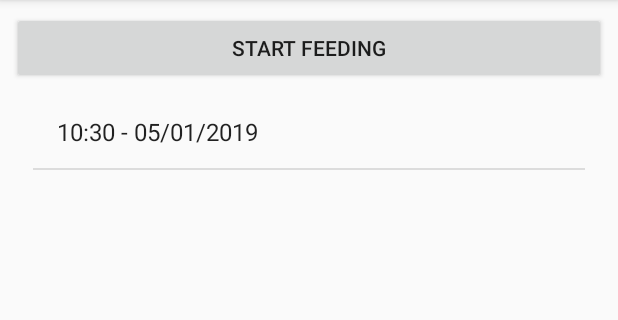
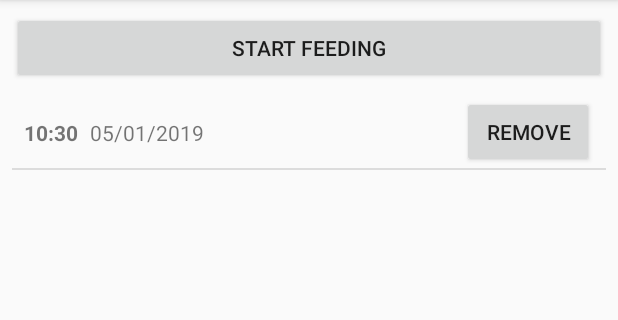
Before and after one commit to Mefteg/MumAssistant, an Android app: the screen it shows after launch (MainActivity), after a tap on "START FEEDING", on a phone screen of 412 x 824 dp, the part 84-404 px from its top. Run offline under Robolectric (Android 15) with nearby library versions, the phone set to English and light mode, and no system bars.

Commit message:
Improvement : - Create FeedingDataAdapter to fill the list. - Create a layout to display FeedingData. - Replace StringAdapter to FeedingDataAdapter. - Add a button to remove a FeedingData.

```diff
--- /dev/null
+++ b/app/src/main/java/com/ladybugriders/mumassistant/FeedingDataAdapter.java
@@ -0,0 +1,89 @@
+package com.ladybugriders.mumassistant;
+
+import android.app.AlertDialog;
+import android.content.Context;
+import android.content.DialogInterface;
+import android.view.LayoutInflater;
+import android.view.View;
+import android.view.ViewGroup;
+import android.widget.ArrayAdapter;
+import android.widget.Toast;
+
+import java.text.SimpleDateFormat;
+
+public class FeedingDataAdapter extends ArrayAdapter<FeedingData> {
+    private Main m_main;
+    private SimpleDateFormat m_timeFormat;
+    private SimpleDateFormat m_dateFormat;
+
+    public FeedingDataAdapter(Context context, Main main)
+    {
+        super(context, 0, main.getAssistantData().getFeedings());
+
+        m_main = main;
+
+        m_timeFormat = new SimpleDateFormat("HH:mm");
+        m_dateFormat = new SimpleDateFormat("dd/MM/yyyy");
+    }
+
+    @Override
+    public View getView(int position, View convertView, ViewGroup parent)
+    {
+        // If the view isn't loaded yet, do it.
+        if(convertView == null)
+        {
+            convertView = LayoutInflater.from(getContext()).inflate(R.layout.row_feeding_data, parent,  false);
+        }
+
+        FeedingDataViewHolder viewHolder = (FeedingDataViewHolder) convertView.getTag();
+        // Create the view holder if it has been done yet.
+        if(viewHolder == null)
+        {
+            viewHolder = new FeedingDataViewHolder();
+            viewHolder.timeText = convertView.findViewById(R.id.time_text);
+            viewHolder.dateText = convertView.findViewById(R.id.date_text);
+            viewHolder.removeButton = convertView.findViewById(R.id.remove_button);
+            convertView.setTag(viewHolder);
+        }
+
+        // Get feeding regarding given position.
+        final FeedingData feeding = getItem(position);
+
+        // Fill the view.
+        viewHolder.timeText.setText(m_timeFormat.format(feeding.getDate()));
+        viewHolder.dateText.setText(m_dateFormat.format(feeding.getDate()));
+        viewHolder.removeButton.setOnClickListener(CreateRemoveButtonListener(feeding));
+
+        return convertView;
+    }
+
+    private View.OnClickListener CreateRemoveButtonListener(final FeedingData feeding) {
+        return new View.OnClickListener() {
+            @Override
+            public void onClick(View v) {
+                AlertDialog.Builder alertDialogBuilder = new AlertDialog.Builder(getContext());
+                alertDialogBuilder.setMessage(R.string.remove_entry_message_feeding_alert_dialog);
+                alertDialogBuilder.setPositiveButton(R.string.ok_alert_dialog, new DialogInterface.OnClickListener() {
+                    @Override
+                    public void onClick(DialogInterface dialogInterface, int i) {
+                        remove(feeding);
+
+                        // Save the new data to the file.
+                        m_main.writeToFile(getContext());
+
+                        // Display a toast to inform that everything is ok.
+                        Toast.makeText(getContext(), R.string.removed_successfuly, Toast.LENGTH_SHORT).show();
+                    }
+                });
+                alertDialogBuilder.setNegativeButton(R.string.cancel_alert_dialog, new DialogInterface.OnClickListener() {
+                    @Override
+                    public void onClick(DialogInterface dialogInterface, int i) {
+                    }
+                });
+                alertDialogBuilder.create();
+                alertDialogBuilder.show();
+            }
+
+        };
+    }
+}
--- /dev/null
+++ b/app/src/main/java/com/ladybugriders/mumassistant/FeedingDataViewHolder.java
@@ -0,0 +1,10 @@
+package com.ladybugriders.mumassistant;
+
+import android.widget.Button;
+import android.widget.TextView;
+
+public class FeedingDataViewHolder {
+    public TextView timeText;
+    public TextView dateText;
+    public Button removeButton;
+}
--- a/app/src/main/java/com/ladybugriders/mumassistant/MainActivity.java
+++ b/app/src/main/java/com/ladybugriders/mumassistant/MainActivity.java
@@ -19,7 +19,7 @@ import java.util.List;
 public class MainActivity extends AppCompatActivity {
 
     private Main m_main = null;
-    private ArrayAdapter<String> m_adapter = null;
+    private FeedingDataAdapter m_adapter = null;
 
     @Override
     protected void onCreate(Bundle savedInstanceState) {
@@ -28,8 +28,7 @@ public class MainActivity extends AppCompatActivity {
         m_main = new Main();
         m_main.readFromFile(getBaseContext());
 
-        m_adapter = new ArrayAdapter<>(MainActivity.this,
-                android.R.layout.simple_list_item_1);
+        m_adapter = new FeedingDataAdapter(MainActivity.this, m_main);
 
         setContentView(R.layout.activity_main);
 
@@ -41,14 +40,11 @@ public class MainActivity extends AppCompatActivity {
                 FeedingData feeding = new FeedingData();
                 feeding.setDate(new Date());
 
-                // Add the new feeding data.
-                m_main.getAssistantData().getFeedings().add(feeding);
+                // Add the corresponding entry in the list.
+                m_adapter.add(feeding);
 
                 // Save the new data to the file.
                 m_main.writeToFile(getBaseContext());
-
-                // Add the corresponding entry in the list.
-                m_adapter.add(feeding.getDate().toString());
 
                 // Update all the views.
                 updateViews();
@@ -87,7 +83,7 @@ public class MainActivity extends AppCompatActivity {
             dates.add(dateFormat.format(date));
         }
 
-        m_adapter.clear();
-        m_adapter.addAll(dates);
+        //m_adapter.clear();
+        //m_adapter.addAll(dates);
     }
 }
--- a/app/src/main/res/layout/activity_main.xml
+++ b/app/src/main/res/layout/activity_main.xml
@@ -21,7 +21,7 @@
 
     <ListView
         android:id="@+id/feedings_listview"
-        android:layout_width="368dp"
+        android:layout_width="0dp"
         android:layout_height="0dp"
         android:layout_marginStart="8dp"
         android:layout_marginTop="8dp"
--- /dev/null
+++ b/app/src/main/res/layout/row_feeding_data.xml
@@ -0,0 +1,41 @@
+<?xml version="1.0" encoding="utf-8"?>
+<android.support.constraint.ConstraintLayout xmlns:android="http://schemas.android.com/apk/res/android"
+    xmlns:app="http://schemas.android.com/apk/res-auto"
+    xmlns:tools="http://schemas.android.com/tools"
+    android:layout_width="match_parent"
+    android:layout_height="wrap_content">
+
+    <TextView
+        android:id="@+id/time_text"
+        android:layout_width="0dp"
+        android:layout_height="wrap_content"
+        android:layout_marginStart="8dp"
+        android:layout_marginTop="8dp"
+        android:layout_marginBottom="8dp"
+        android:text="00:00"
+        android:textStyle="bold"
+        app:layout_constraintBottom_toBottomOf="parent"
+        app:layout_constraintStart_toStartOf="parent"
+        app:layout_constraintTop_toTopOf="parent" />
+
+    <TextView
+        android:id="@+id/date_text"
+        android:layout_width="wrap_content"
+        android:layout_height="wrap_content"
+        android:layout_marginStart="8dp"
+        android:layout_marginTop="8dp"
+        android:layout_marginBottom="8dp"
+        android:text="05/01/2019"
+        app:layout_constraintBottom_toBottomOf="parent"
+        app:layout_constraintStart_toEndOf="@+id/time_text"
+        app:layout_constraintTop_toTopOf="parent" />
+
+    <Button
+        android:id="@+id/remove_button"
+        android:layout_width="wrap_content"
+        android:layout_height="wrap_content"
+        android:layout_marginEnd="8dp"
+        android:text="@string/remove_button_feeding"
+        app:layout_constraintEnd_toEndOf="parent" />
+
+</android.support.constraint.ConstraintLayout>
--- a/app/src/main/res/values/colors.xml
+++ b/app/src/main/res/values/colors.xml
@@ -2,5 +2,5 @@
 <resources>
     <color name="colorPrimary">#008577</color>
     <color name="colorPrimaryDark">#00574B</color>
-    <color name="colorAccent">#D81B60</color>
+    <color name="colorAccent">#d81b60</color>
 </resources>
--- a/app/src/main/res/values/strings.xml
+++ b/app/src/main/res/values/strings.xml
@@ -4,4 +4,9 @@
     <string name="startFeeding">Start feeding</string>
     <string name="date_of_last_feeding">Date of last feeding</string>
     <string name="saved_successfuly">Saved !</string>
+    <string name="remove_entry_message_feeding_alert_dialog">Remove this entry ?</string>
+    <string name="ok_alert_dialog">OK</string>
+    <string name="cancel_alert_dialog">Cancel</string>
+    <string name="removed_successfuly">Remove !</string>
+    <string name="remove_button_feeding">Remove</string>
 </resources>
```
Also changed, not shown: 1 other file.
